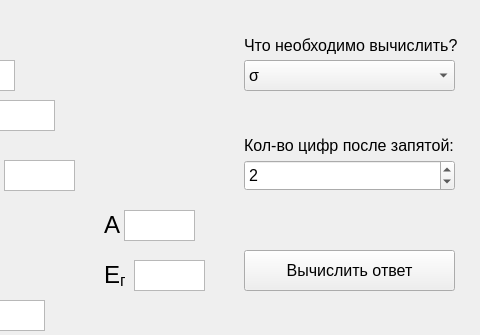
Old version of the form ui/kapillar.ui in the repository weplok/Surface-tension-app; both pictures show x 316 to 796 and y 0 to 335 of the 796 by 685 pixel window.
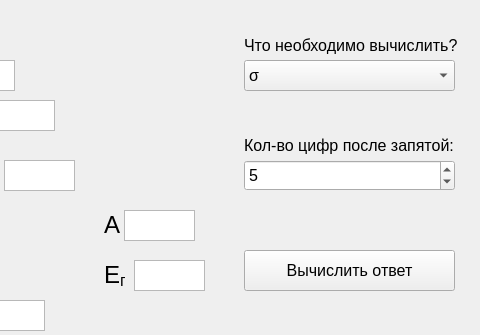
New version of the form. Icons and pictures are not drawn.

Patch:
```diff
--- a/ui/kapillar.ui
+++ b/ui/kapillar.ui
@@ -229,7 +229,7 @@
      </font>
     </property>
     <property name="value">
-     <number>2</number>
+     <number>5</number>
     </property>
    </widget>
    <widget class="QTextEdit" name="answer">
```
Left out of the diff: 50 changed lines with no effect on the pictures.
